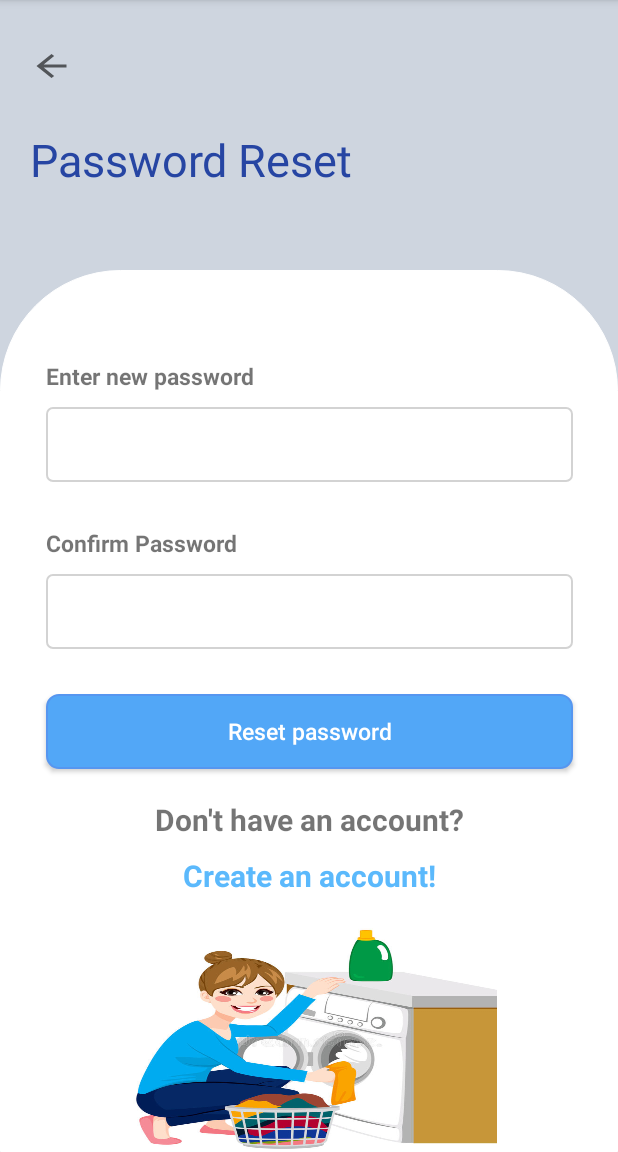
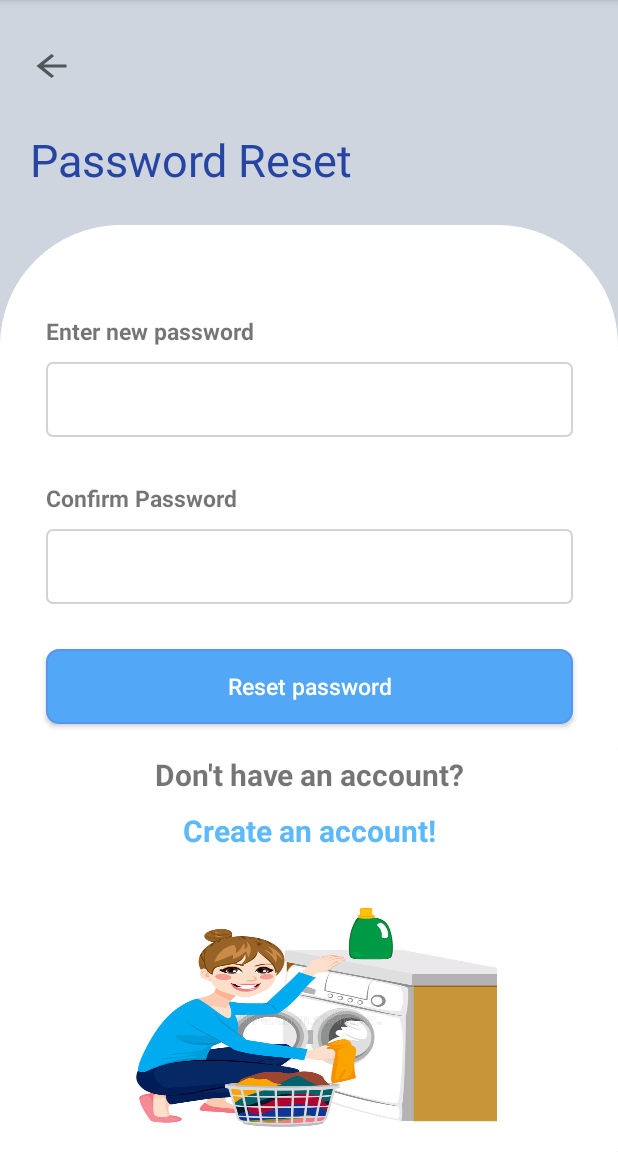
Before and after one commit to BareNecessity/CleanAgent, an Android app: the MainActivity screen opened directly, with no data from a screen before it, on a phone screen of 412 x 824 dp, the part 84-1236 px from its top. Run offline under Robolectric (Android 15) with nearby library versions, the phone set to English and light mode, and no system bars.

Commit message:
Worked on

```diff
--- a/app/src/main/res/drawable/lastbutton.xml
+++ b/app/src/main/res/drawable/lastbutton.xml
@@ -3,7 +3,7 @@
     android:shape="rectangle">
     <solid android:color="@android:color/white"/>
     <corners android:radius="15dp"/>
-    <stroke android:width="3dp" android:color="#ffffff"/>
+    <stroke android:width="3dp" android:color="#5bb9fc"/>
 
 
 
--- a/app/src/main/res/layout/activity_main.xml
+++ b/app/src/main/res/layout/activity_main.xml
@@ -37,7 +37,7 @@
         android:id="@+id/ResetConstraint"
         android:layout_width="match_parent"
         android:layout_height="match_parent"
-        android:layout_marginTop="180dp"
+        android:layout_marginTop="150dp"
         android:background="@drawable/myshape_bg"
         app:layout_constraintStart_toStartOf="parent"
         app:layout_constraintEnd_toEndOf="parent"
--- a/app/src/main/res/layout/activity_user_login.xml
+++ b/app/src/main/res/layout/activity_user_login.xml
@@ -156,6 +156,7 @@
            android:layout_height="wrap_content"
            android:text="Don't have an Account?"
            android:textSize="25sp"
+           android:textStyle="bold"
            android:layout_marginTop="20dp"
            app:layout_constraintStart_toStartOf="parent"
            app:layout_constraintEnd_toEndOf="parent"
```
Also changed, not shown: app/src/main/res/layout/activity_create_account.xml (+9 -1 lines).
